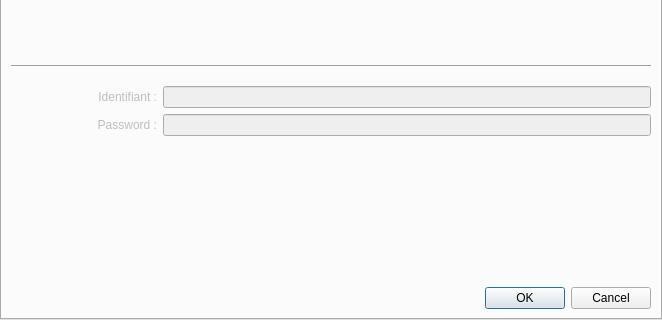
First picture: the form in BatchLightUE4/Views/WindowsSetupView.ui, repository shenyu0403/BatchBuildLightUE4, before the edit; both pictures show x 0 to 662 and y 208 to 528 of the 662 by 528 pixel window.
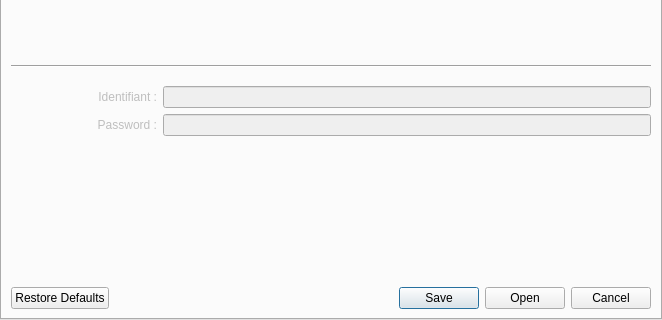
Second picture: the form after the edit. The open tabs and pages were chosen to show the change. Icons and pictures are not drawn.

Commit message: Update CSV tab, add more options inside the button box (save, close and restore to default)

Diff of the .ui file:
```diff
--- a/BatchLightUE4/Views/WindowsSetupView.ui
+++ b/BatchLightUE4/Views/WindowsSetupView.ui
@@ -585,7 +585,10 @@
     <item row="3" column="0" colspan="2">
      <widget class="QDialogButtonBox" name="buttonBoxCSV">
       <property name="standardButtons">
-       <set>QDialogButtonBox::Cancel|QDialogButtonBox::Ok</set>
+       <set>QDialogButtonBox::Cancel|QDialogButtonBox::Open|QDialogButtonBox::RestoreDefaults|QDialogButtonBox::Save</set>
+      </property>
+      <property name="centerButtons">
+       <bool>false</bool>
       </property>
      </widget>
     </item>
```
Left out of the diff: 2 changed lines with no effect on the pictures. The commit also changes 1 other file.
